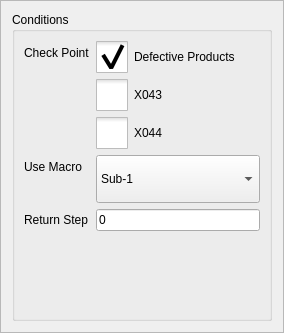
This is hcinstruction/ichcconditionpage.ui in GaussCheng/2-5AxisPunch as Qt 5 draws it before an edit. The edited form follows.
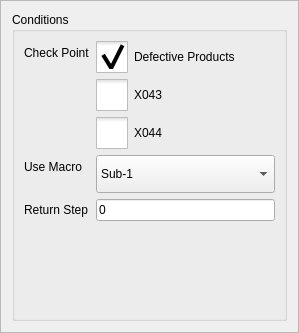
This is the edited form. Icons and pictures are not drawn. Custom widgets are drawn as their Qt base class.

Patch:
```diff
--- a/hcinstruction/ichcconditionpage.ui
+++ b/hcinstruction/ichcconditionpage.ui
@@ -6,7 +6,7 @@
    <rect>
     <x>0</x>
     <y>0</y>
-    <width>284</width>
+    <width>299</width>
     <height>333</height>
    </rect>
   </property>
@@ -49,7 +49,7 @@
          <bool>true</bool>
         </property>
         <property name="sizePolicy">
-         <sizepolicy hsizetype="Preferred" vsizetype="Preferred">
+         <sizepolicy hsizetype="Preferred" vsizetype="Fixed">
           <horstretch>0</horstretch>
           <verstretch>0</verstretch>
          </sizepolicy>
@@ -57,7 +57,7 @@
         <property name="minimumSize">
          <size>
           <width>100</width>
-          <height>48</height>
+          <height>38</height>
          </size>
         </property>
         <property name="maximumSize">
```
Left out of the diff: 198 changed lines with no effect on the pictures.
